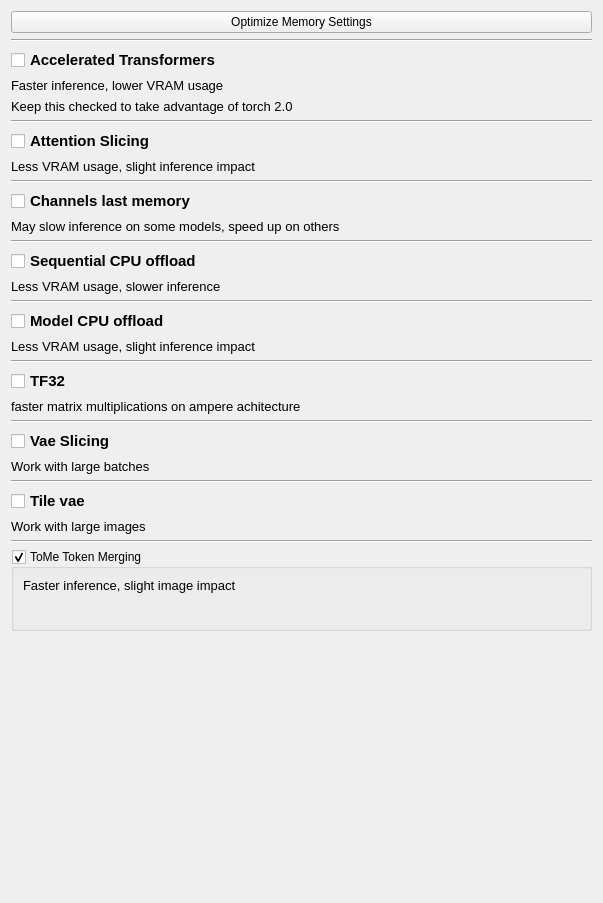
Before: the Qt Designer form src/airunner/widgets/memory_preferences/templates/memory_preferences.ui in Capsize-Games/airunner, drawn with Qt 5.
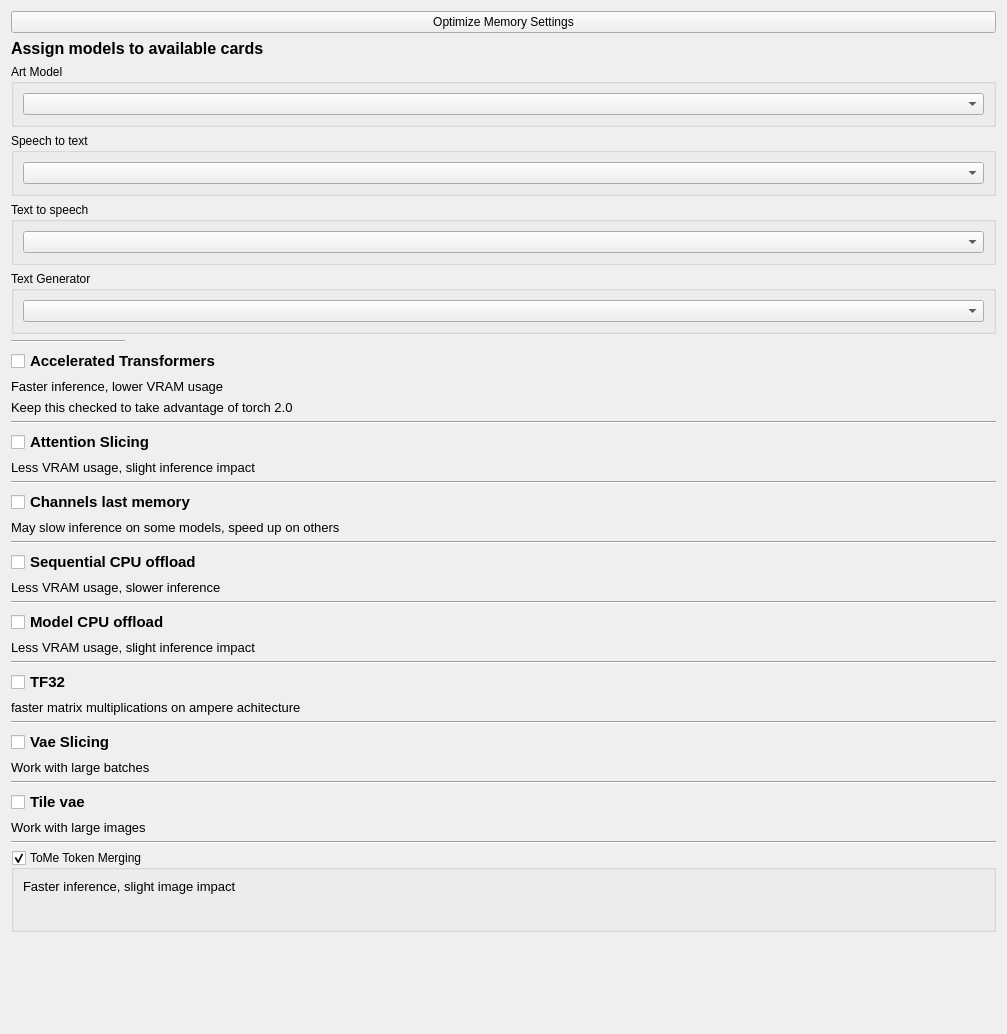
After: the same form once the commit is applied. Custom widgets are drawn as their Qt base class.

Commit message: Extends support for multiple cards

Diff of the .ui file:
```diff
--- a/src/airunner/widgets/memory_preferences/templates/memory_preferences.ui
+++ b/src/airunner/widgets/memory_preferences/templates/memory_preferences.ui
@@ -6,121 +6,15 @@
    <rect>
     <x>0</x>
     <y>0</y>
-    <width>603</width>
-    <height>903</height>
+    <width>1007</width>
+    <height>1034</height>
    </rect>
   </property>
   <property name="windowTitle">
    <string>Form</string>
   </property>
   <layout class="QGridLayout" name="gridLayout">
-   <item row="0" column="0">
-    <layout class="QVBoxLayout" name="verticalLayout_3">
-     <item>
-      <widget class="QPushButton" name="optimize_memory_button">
-       <property name="text">
-        <string>Optimize Memory Settings</string>
-       </property>
-      </widget>
-     </item>
-     <item>
-      <widget class="Line" name="line_7">
-       <property name="orientation">
-        <enum>Qt::Horizontal</enum>
-       </property>
-      </widget>
-     </item>
-     <item>
-      <widget class="QCheckBox" name="use_accelerated_transformers">
-       <property name="font">
-        <font>
-         <pointsize>11</pointsize>
-         <bold>true</bold>
-        </font>
-       </property>
-       <property name="toolTip">
-        <string>&lt;html&gt;&lt;head/&gt;&lt;body&gt;&lt;p&gt;&lt;span style=&quot; font-weight:400;&quot;&gt;Optimized and memory-efficient attention implementation.&lt;/span&gt;&lt;/p&gt;&lt;/body&gt;&lt;/html&gt;</string>
-       </property>
-       <property name="text">
-        <string>Accelerated Transformers</string>
-       </property>
-      </widget>
-     </item>
-     <item>
-      <widget class="QLabel" name="label_8">
-       <property name="font">
-        <font>
-         <pointsize>10</pointsize>
-         <italic>false</italic>
-        </font>
-       </property>
-       <property name="text">
-        <string>Faster inference, lower VRAM usage</string>
-       </property>
-       <property name="indent">
-        <number>-1</number>
-       </property>
-      </widget>
-     </item>
-     <item>
-      <widget class="QLabel" name="label_9">
-       <property name="font">
-        <font>
-         <pointsize>10</pointsize>
-        </font>
-       </property>
-       <property name="text">
-        <string>Keep this checked to take advantage of torch 2.0</string>
-       </property>
-      </widget>
-     </item>
-     <item>
-      <widget class="Line" name="line_8">
-       <property name="orientation">
-        <enum>Qt::Horizontal</enum>
-       </property>
-      </widget>
-     </item>
-     <item>
-      <widget class="QCheckBox" name="use_attention_slicing">
-       <property name="font">
-        <font>
-         <pointsize>11</pointsize>
-         <bold>true</bold>
-        </font>
-       </property>
-       <property name="toolTip">
-        <string>&lt;html&gt;&lt;head/&gt;&lt;body&gt;&lt;p&gt;&lt;span style=&quot; font-weight:400;&quot;&gt;Perform computation in steps instead of all at once.&lt;/span&gt;&lt;/p&gt;&lt;p&gt;&lt;span style=&quot; font-weight:400;&quot;&gt;About 10% slower inference times.&lt;/span&gt;&lt;/p&gt;&lt;p&gt;&lt;span style=&quot; font-weight:400;&quot;&gt;Uses as little as 3.2 GB of VRAM.&lt;/span&gt;&lt;/p&gt;&lt;/body&gt;&lt;/html&gt;</string>
-       </property>
-       <property name="text">
-        <string>Attention Slicing</string>
-       </property>
-      </widget>
-     </item>
-     <item>
-      <widget class="QLabel" name="label_4">
-       <property name="font">
-        <font>
-         <pointsize>10</pointsize>
-         <italic>false</italic>
-        </font>
-       </property>
-       <property name="text">
-        <string>Less VRAM usage, slight inference impact</string>
-       </property>
-       <property name="indent">
-        <number>-1</number>
-       </property>
-      </widget>
-     </item>
-     <item>
-      <widget class="Line" name="line_4">
-       <property name="orientation">
-        <enum>Qt::Horizontal</enum>
-       </property>
-      </widget>
-     </item>
-     <item>
+   <item row="17" column="0" rowspan="2" colspan="4">
       <widget class="QCheckBox" name="use_lastchannels">
        <property name="font">
         <font>
@@ -136,30 +30,32 @@
        </property>
       </widget>
      </item>
-     <item>
-      <widget class="QLabel" name="label_3">
+   <item row="1" column="0" colspan="5">
+    <widget class="QLabel" name="label_11">
+     <property name="font">
+      <font>
+       <pointsize>12</pointsize>
+       <bold>true</bold>
+      </font>
+     </property>
+     <property name="text">
+      <string>Assign models to available cards</string>
+     </property>
+    </widget>
+   </item>
+   <item row="8" column="0" colspan="5">
+    <widget class="QLabel" name="label_9">
        <property name="font">
         <font>
          <pointsize>10</pointsize>
-         <italic>false</italic>
         </font>
        </property>
        <property name="text">
-        <string>May slow inference on some models, speed up on others</string>
-       </property>
-       <property name="indent">
-        <number>-1</number>
-       </property>
-      </widget>
-     </item>
-     <item>
-      <widget class="Line" name="line">
-       <property name="orientation">
-        <enum>Qt::Horizontal</enum>
-       </property>
-      </widget>
-     </item>
-     <item>
+      <string>Keep this checked to take advantage of torch 2.0</string>
+     </property>
+    </widget>
+   </item>
+   <item row="23" column="0" colspan="5">
       <widget class="QCheckBox" name="use_enable_sequential_cpu_offload">
        <property name="font">
         <font>
@@ -175,7 +71,7 @@
        </property>
       </widget>
      </item>
-     <item>
+   <item row="24" column="0" colspan="5">
       <widget class="QLabel" name="label">
        <property name="font">
         <font>
@@ -191,14 +87,35 @@
        </property>
       </widget>
      </item>
-     <item>
-      <widget class="Line" name="line_2">
+   <item row="37" column="0" colspan="5">
+    <widget class="Line" name="line_9">
        <property name="orientation">
         <enum>Qt::Horizontal</enum>
        </property>
       </widget>
      </item>
-     <item>
+   <item row="16" column="0" colspan="5">
+    <widget class="Line" name="line_4">
+     <property name="orientation">
+      <enum>Qt::Horizontal</enum>
+     </property>
+    </widget>
+   </item>
+   <item row="10" column="0" colspan="5">
+    <widget class="Line" name="line_8">
+     <property name="orientation">
+      <enum>Qt::Horizontal</enum>
+     </property>
+    </widget>
+   </item>
+   <item row="34" column="0" colspan="5">
+    <widget class="Line" name="line_6">
+     <property name="orientation">
+      <enum>Qt::Horizontal</enum>
+     </property>
+    </widget>
+   </item>
+   <item row="26" column="0" colspan="3">
       <widget class="QCheckBox" name="enable_model_cpu_offload">
        <property name="font">
         <font>
@@ -214,30 +131,23 @@
        </property>
       </widget>
      </item>
-     <item>
-      <widget class="QLabel" name="label_2">
+   <item row="4" column="0" colspan="5">
+    <widget class="QCheckBox" name="use_accelerated_transformers">
        <property name="font">
         <font>
-         <pointsize>10</pointsize>
-         <italic>false</italic>
-        </font>
-       </property>
+       <pointsize>11</pointsize>
+       <bold>true</bold>
+      </font>
+     </property>
+     <property name="toolTip">
+      <string>&lt;html&gt;&lt;head/&gt;&lt;body&gt;&lt;p&gt;&lt;span style=&quot; font-weight:400;&quot;&gt;Optimized and memory-efficient attention implementation.&lt;/span&gt;&lt;/p&gt;&lt;/body&gt;&lt;/html&gt;</string>
+     </property>
        <property name="text">
-        <string>Less VRAM usage, slight inference impact</string>
-       </property>
-       <property name="indent">
-        <number>-1</number>
-       </property>
-      </widget>
-     </item>
-     <item>
-      <widget class="Line" name="line_3">
-       <property name="orientation">
-        <enum>Qt::Horizontal</enum>
-       </property>
-      </widget>
-     </item>
-     <item>
+      <string>Accelerated Transformers</string>
+     </property>
+    </widget>
+   </item>
+   <item row="29" column="0" colspan="2">
       <widget class="QCheckBox" name="use_tf32">
        <property name="font">
         <font>
@@ -253,7 +163,85 @@
        </property>
       </widget>
      </item>
-     <item>
+   <item row="14" column="0" colspan="5">
+    <widget class="QLabel" name="label_4">
+     <property name="font">
+      <font>
+       <pointsize>10</pointsize>
+       <italic>false</italic>
+      </font>
+     </property>
+     <property name="text">
+      <string>Less VRAM usage, slight inference impact</string>
+     </property>
+     <property name="indent">
+      <number>-1</number>
+     </property>
+    </widget>
+   </item>
+   <item row="28" column="0" colspan="5">
+    <widget class="Line" name="line_3">
+     <property name="orientation">
+      <enum>Qt::Horizontal</enum>
+     </property>
+    </widget>
+   </item>
+   <item row="36" column="0" colspan="2">
+    <widget class="QLabel" name="label_7">
+     <property name="font">
+      <font>
+       <pointsize>10</pointsize>
+       <italic>false</italic>
+      </font>
+     </property>
+     <property name="text">
+      <string>Work with large images</string>
+     </property>
+     <property name="indent">
+      <number>-1</number>
+     </property>
+    </widget>
+   </item>
+   <item row="11" column="0" rowspan="2" colspan="2">
+    <widget class="QCheckBox" name="use_attention_slicing">
+     <property name="font">
+      <font>
+       <pointsize>11</pointsize>
+       <bold>true</bold>
+      </font>
+     </property>
+     <property name="toolTip">
+      <string>&lt;html&gt;&lt;head/&gt;&lt;body&gt;&lt;p&gt;&lt;span style=&quot; font-weight:400;&quot;&gt;Perform computation in steps instead of all at once.&lt;/span&gt;&lt;/p&gt;&lt;p&gt;&lt;span style=&quot; font-weight:400;&quot;&gt;About 10% slower inference times.&lt;/span&gt;&lt;/p&gt;&lt;p&gt;&lt;span style=&quot; font-weight:400;&quot;&gt;Uses as little as 3.2 GB of VRAM.&lt;/span&gt;&lt;/p&gt;&lt;/body&gt;&lt;/html&gt;</string>
+     </property>
+     <property name="text">
+      <string>Attention Slicing</string>
+     </property>
+    </widget>
+   </item>
+   <item row="22" column="0" colspan="5">
+    <widget class="Line" name="line">
+     <property name="orientation">
+      <enum>Qt::Horizontal</enum>
+     </property>
+    </widget>
+   </item>
+   <item row="33" column="0" colspan="2">
+    <widget class="QLabel" name="label_6">
+     <property name="font">
+      <font>
+       <pointsize>10</pointsize>
+       <italic>false</italic>
+      </font>
+     </property>
+     <property name="text">
+      <string>Work with large batches</string>
+     </property>
+     <property name="indent">
+      <number>-1</number>
+     </property>
+    </widget>
+   </item>
+   <item row="30" column="0" colspan="5">
       <widget class="QLabel" name="label_5">
        <property name="font">
         <font>
@@ -269,31 +257,15 @@
        </property>
       </widget>
      </item>
-     <item>
+   <item row="31" column="0" colspan="5">
       <widget class="Line" name="line_5">
        <property name="orientation">
         <enum>Qt::Horizontal</enum>
        </property>
       </widget>
      </item>
-     <item>
-      <widget class="QCheckBox" name="use_enable_vae_slicing">
-       <property name="font">
-        <font>
-         <pointsize>11</pointsize>
-         <bold>true</bold>
-        </font>
-       </property>
-       <property name="toolTip">
-        <string>&lt;html&gt;&lt;head/&gt;&lt;body&gt;&lt;p&gt;&lt;span style=&quot; font-weight:400;&quot;&gt;Use with Attention Slicing or Xformers&lt;/span&gt;&lt;/p&gt;&lt;p&gt;&lt;span style=&quot; font-weight:400;&quot;&gt;Decode large batches of images with limited VRAM, or to enable batches with 32 images or more.&lt;/span&gt;&lt;/p&gt;&lt;/body&gt;&lt;/html&gt;</string>
-       </property>
-       <property name="text">
-        <string>Vae Slicing</string>
-       </property>
-      </widget>
-     </item>
-     <item>
-      <widget class="QLabel" name="label_6">
+   <item row="6" column="0" colspan="5">
+    <widget class="QLabel" name="label_8">
        <property name="font">
         <font>
          <pointsize>10</pointsize>
@@ -301,21 +273,14 @@
         </font>
        </property>
        <property name="text">
-        <string>Work with large batches</string>
+      <string>Faster inference, lower VRAM usage</string>
        </property>
        <property name="indent">
         <number>-1</number>
        </property>
       </widget>
      </item>
-     <item>
-      <widget class="Line" name="line_6">
-       <property name="orientation">
-        <enum>Qt::Horizontal</enum>
-       </property>
-      </widget>
-     </item>
-     <item>
+   <item row="35" column="0" colspan="2">
       <widget class="QCheckBox" name="use_tiled_vae">
        <property name="font">
         <font>
@@ -331,30 +296,7 @@
        </property>
       </widget>
      </item>
-     <item>
-      <widget class="QLabel" name="label_7">
-       <property name="font">
-        <font>
-         <pointsize>10</pointsize>
-         <italic>false</italic>
-        </font>
-       </property>
-       <property name="text">
-        <string>Work with large images</string>
-       </property>
-       <property name="indent">
-        <number>-1</number>
-       </property>
-      </widget>
-     </item>
-     <item>
-      <widget class="Line" name="line_9">
-       <property name="orientation">
-        <enum>Qt::Horizontal</enum>
-       </property>
-      </widget>
-     </item>
-     <item>
+   <item row="38" column="0" colspan="5">
       <widget class="QGroupBox" name="use_tome">
        <property name="toolTip">
         <string>Merge redundant tokens for faster inference. May result in slight reduction in image quality.</string>
@@ -424,20 +366,139 @@
        </layout>
       </widget>
      </item>
-     <item>
+   <item row="25" column="0" colspan="5">
+    <widget class="Line" name="line_2">
+     <property name="orientation">
+      <enum>Qt::Horizontal</enum>
+     </property>
+    </widget>
+   </item>
+   <item row="32" column="0" colspan="2">
+    <widget class="QCheckBox" name="use_enable_vae_slicing">
+     <property name="font">
+      <font>
+       <pointsize>11</pointsize>
+       <bold>true</bold>
+      </font>
+     </property>
+     <property name="toolTip">
+      <string>&lt;html&gt;&lt;head/&gt;&lt;body&gt;&lt;p&gt;&lt;span style=&quot; font-weight:400;&quot;&gt;Use with Attention Slicing or Xformers&lt;/span&gt;&lt;/p&gt;&lt;p&gt;&lt;span style=&quot; font-weight:400;&quot;&gt;Decode large batches of images with limited VRAM, or to enable batches with 32 images or more.&lt;/span&gt;&lt;/p&gt;&lt;/body&gt;&lt;/html&gt;</string>
+     </property>
+     <property name="text">
+      <string>Vae Slicing</string>
+     </property>
+    </widget>
+   </item>
+   <item row="27" column="0" colspan="5">
+    <widget class="QLabel" name="label_2">
+     <property name="font">
+      <font>
+       <pointsize>10</pointsize>
+       <italic>false</italic>
+      </font>
+     </property>
+     <property name="text">
+      <string>Less VRAM usage, slight inference impact</string>
+     </property>
+     <property name="indent">
+      <number>-1</number>
+     </property>
+    </widget>
+   </item>
+   <item row="20" column="0" colspan="5">
+    <widget class="QLabel" name="label_3">
+     <property name="font">
+      <font>
+       <pointsize>10</pointsize>
+       <italic>false</italic>
+      </font>
+     </property>
+     <property name="text">
+      <string>May slow inference on some models, speed up on others</string>
+     </property>
+     <property name="indent">
+      <number>-1</number>
+     </property>
+    </widget>
+   </item>
+   <item row="39" column="3" colspan="2">
       <spacer name="verticalSpacer">
        <property name="orientation">
         <enum>Qt::Vertical</enum>
        </property>
        <property name="sizeHint" stdset="0">
         <size>
-         <width>20</width>
-         <height>40</height>
+       <width>624</width>
+       <height>13</height>
         </size>
        </property>
       </spacer>
      </item>
-    </layout>
+   <item row="3" column="0">
+    <widget class="Line" name="line_7">
+     <property name="orientation">
+      <enum>Qt::Horizontal</enum>
+     </property>
+    </widget>
+   </item>
+   <item row="2" column="0" colspan="5">
+    <layout class="QVBoxLayout" name="verticalLayout">
+     <item>
+      <widget class="QGroupBox" name="groupBox">
+       <property name="title">
+        <string>Art Model</string>
+       </property>
+       <layout class="QGridLayout" name="gridLayout_3">
+        <item row="0" column="0">
+         <widget class="QComboBox" name="sd_combobox"/>
+        </item>
+       </layout>
+      </widget>
+     </item>
+     <item>
+      <widget class="QGroupBox" name="groupBox_4">
+       <property name="title">
+        <string>Speech to text</string>
+       </property>
+       <layout class="QGridLayout" name="gridLayout_6">
+        <item row="0" column="0">
+         <widget class="QComboBox" name="stt_combobox"/>
+        </item>
+       </layout>
+      </widget>
+     </item>
+     <item>
+      <widget class="QGroupBox" name="groupBox_3">
+       <property name="title">
+        <string>Text to speech</string>
+       </property>
+       <layout class="QGridLayout" name="gridLayout_5">
+        <item row="0" column="0">
+         <widget class="QComboBox" name="tts_combobox"/>
+        </item>
+       </layout>
+      </widget>
+     </item>
+     <item>
+      <widget class="QGroupBox" name="groupBox_2">
+       <property name="title">
+        <string>Text Generator</string>
+       </property>
+       <layout class="QGridLayout" name="gridLayout_4">
+        <item row="0" column="0">
+         <widget class="QComboBox" name="llm_combobox"/>
+        </item>
+       </layout>
+      </widget>
+     </item>
+    </layout>
+   </item>
+   <item row="0" column="0" colspan="5">
+    <widget class="QPushButton" name="optimize_memory_button">
+     <property name="text">
+      <string>Optimize Memory Settings</string>
+     </property>
+    </widget>
    </item>
   </layout>
  </widget>
```
Left out of the diff: 108 changed lines with no effect on the pictures. Lines whose indentation alone changed are shown as unchanged. The commit also changes 12 other files.
